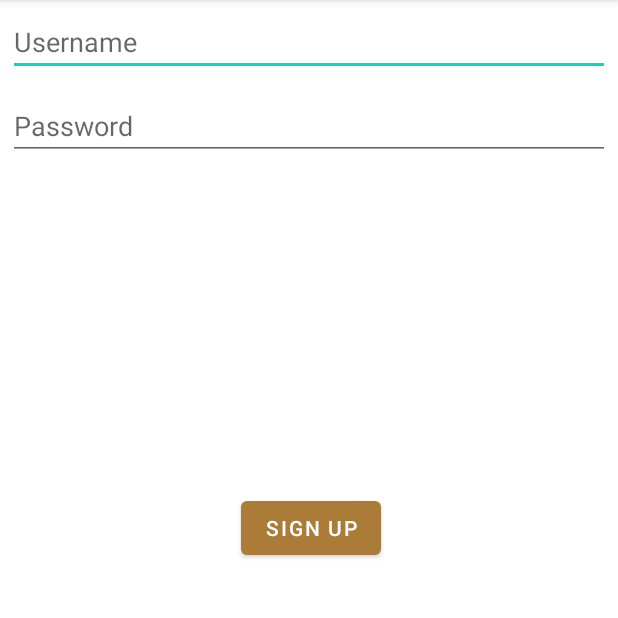
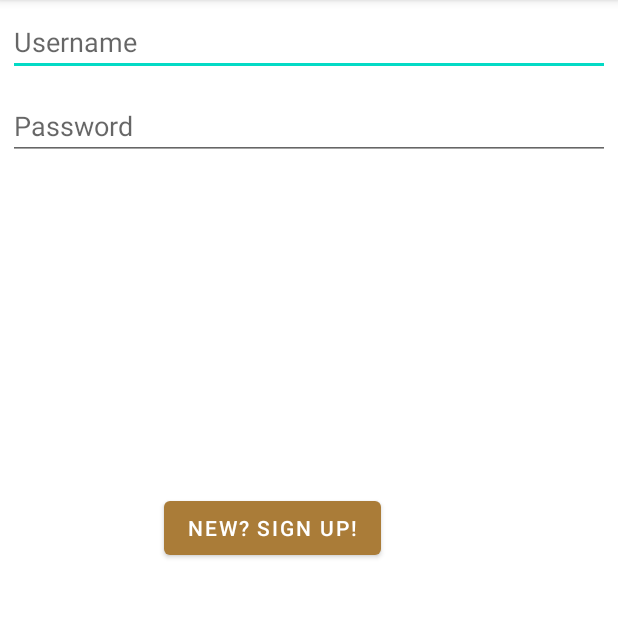
Before and after one commit to lmsiu/Boba-Buddy, an Android app: the SignUpActivity screen opened directly, with no data from a screen before it, on a phone screen of 412 x 824 dp, the part 84-702 px from its top. Run offline under Robolectric (Android 15) with nearby library versions, the phone set to English and light mode, and no system bars; libraries missing offline, so code that uses them is left out: com.parse.

Commit message:
Added Strings as resources

```diff
--- a/app/src/main/res/layout/activity_sign_up.xml
+++ b/app/src/main/res/layout/activity_sign_up.xml
@@ -12,9 +12,9 @@
         android:layout_height="wrap_content"
         android:layout_margin="5dp"
         android:ems="10"
-        android:hint="Username"
+        android:hint="@string/username"
         android:inputType="textPersonName"
-        tools:text="Username" />
+        tools:text="@string/username" />
 
     <EditText
         android:id="@+id/etNewPassword"
@@ -27,9 +27,9 @@
         android:layout_marginEnd="5dp"
         android:layout_marginBottom="5dp"
         android:ems="10"
-        android:hint="Password"
+        android:hint="@string/password"
         android:inputType="textPassword"
-        tools:text="Password" />
+        tools:text="@string/password" />
 
     <Button
         android:id="@+id/btnNewSignup"
@@ -39,7 +39,7 @@
         android:layout_alignParentEnd="true"
         android:layout_marginTop="5dp"
         android:layout_marginEnd="158dp"
-        android:text="Sign Up" />
+        android:text="@string/sign_up" />
 
     <ImageView
         android:id="@+id/ivNewProfilePic"
--- a/app/src/main/res/layout/fragment_myprofile.xml
+++ b/app/src/main/res/layout/fragment_myprofile.xml
@@ -16,7 +16,7 @@
         android:layout_alignParentBottom="true"
         android:layout_marginEnd="161dp"
         android:layout_marginBottom="84dp"
-        android:text="Logout" />
+        android:text="@string/logout" />
 
     <TextView
         android:id="@+id/tvHelloUser"
@@ -26,6 +26,7 @@
         android:layout_alignParentEnd="true"
         android:layout_marginTop="82dp"
         android:layout_marginEnd="150dp"
+        android:textColor="@color/black"
         tools:text="Hello, UserName" />
 
     <Button
@@ -38,6 +39,6 @@
         android:layout_marginBottom="168dp"
         android:background="#C65858"
         android:backgroundTint="#8C3535"
-        android:text="Edit Profile" />
+        android:text="@string/edit_profile" />
 
 </RelativeLayout>
```
Also changed, not shown: app/src/main/res/layout/activity_login.xml (+6 -6 lines), app/src/main/res/values/strings.xml (+8 -0 lines).
